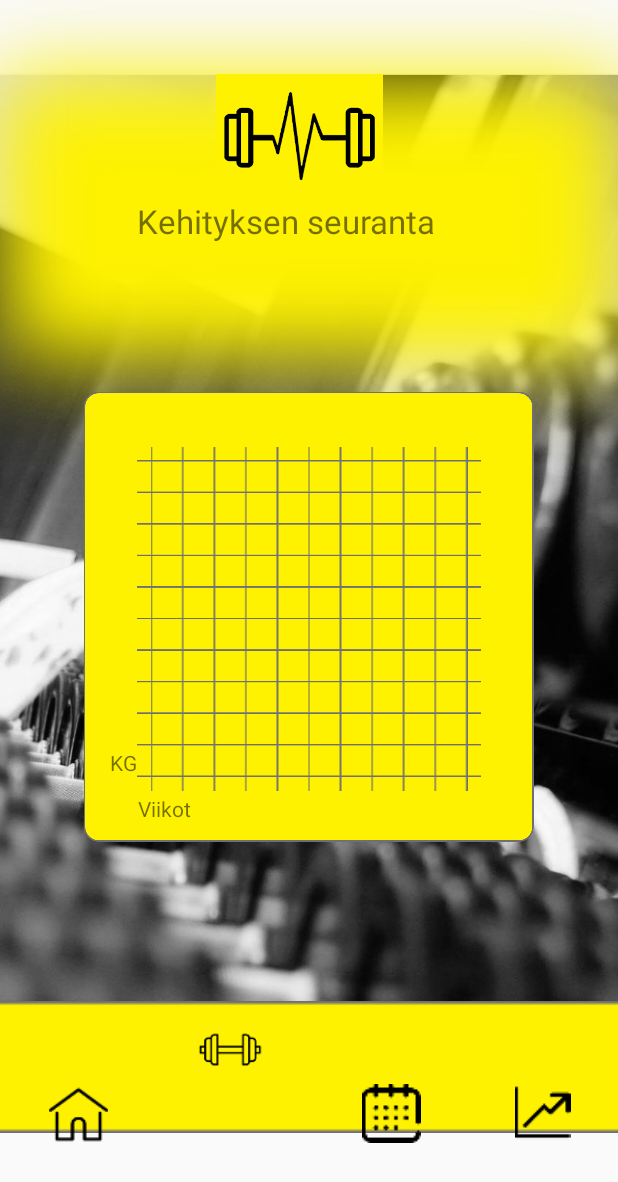
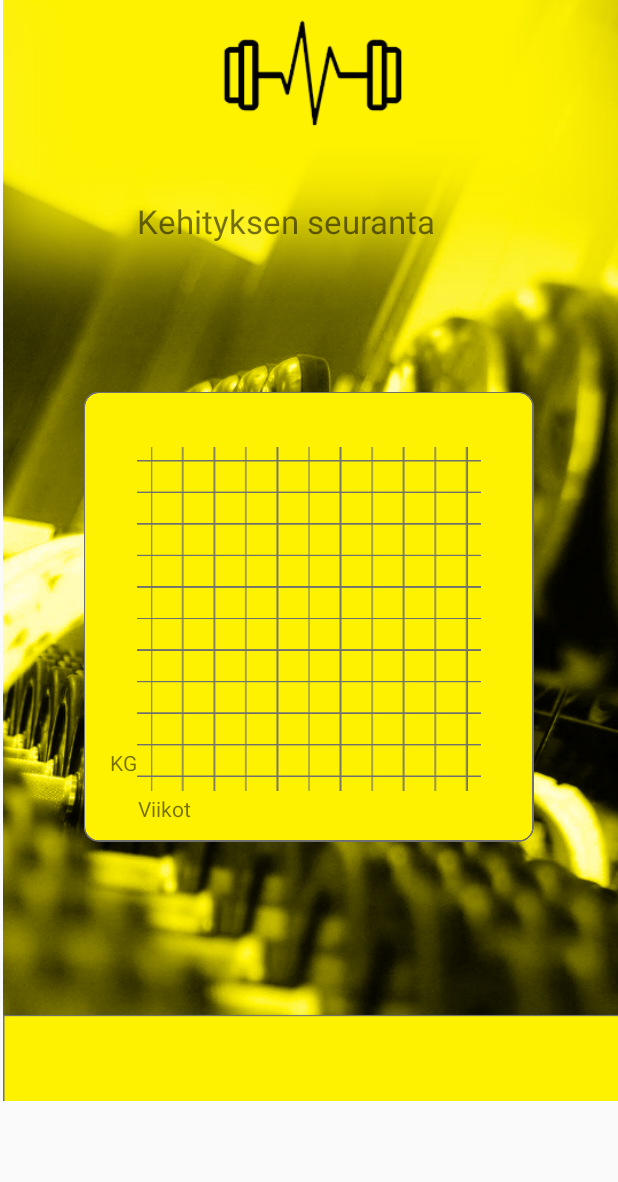
Before and after one commit to pessiraunio/USSA-1.0.2, an Android app: the layout kraafi.xml on its own in the app's theme, with its tools: preview values and no code run, on a phone screen of 412 x 824 dp. Shown: the top 1182 px of the screen. Run offline under Robolectric (Android 15) with nearby library versions, the phone set to English and light mode, and no system bars.

Commit message:
Sivun tekemistä

```diff
--- a/app/src/main/res/layout/kraafi.xml
+++ b/app/src/main/res/layout/kraafi.xml
@@ -6,41 +6,15 @@
     android:layout_width="match_parent"
     android:layout_height="match_parent">
 
-    <ImageView
-        android:id="@+id/imageView"
-        android:layout_width="1018dp"
-        android:layout_height="1677dp"
-        app:layout_constraintBottom_toBottomOf="parent"
-        app:layout_constraintEnd_toEndOf="parent"
-        app:layout_constraintStart_toStartOf="parent"
-        app:layout_constraintTop_toTopOf="parent"
-        app:layout_constraintVertical_bias="0.532"
-        app:srcCompat="@drawable/tausta_mv" />
+
 
     <ImageView
-        android:id="@+id/imageView2"
-        android:layout_width="594dp"
-        android:layout_height="501dp"
-
-        android:layout_marginBottom="428dp"
-        app:layout_constraintBottom_toBottomOf="parent"
-        app:layout_constraintEnd_toEndOf="parent"
-        app:layout_constraintStart_toStartOf="parent"
-        app:srcCompat="@drawable/rectangle" />
-
-    <ImageView
-        android:id="@+id/imageView3"
-        android:layout_width="171dp"
-        android:layout_height="83dp"
-        android:layout_marginStart="120dp"
-        android:layout_marginTop="4dp"
-        android:layout_marginEnd="133dp"
-        android:layout_marginBottom="646dp"
-        app:layout_constraintBottom_toBottomOf="parent"
-        app:layout_constraintEnd_toEndOf="parent"
-        app:layout_constraintStart_toStartOf="parent"
-        app:layout_constraintTop_toTopOf="parent"
-        app:srcCompat="@drawable/biglogo" />
+        android:id="@+id/imageView14"
+        android:layout_width="417dp"
+        android:layout_height="734dp"
+        app:srcCompat="@drawable/layout"
+        tools:layout_editor_absoluteX="-4dp"
+        tools:layout_editor_absoluteY="2dp" />
 
     <TextView
         android:id="@+id/textView"
@@ -56,78 +30,6 @@
         app:layout_constraintEnd_toEndOf="parent"
         app:layout_constraintStart_toStartOf="parent"
         app:layout_constraintTop_toTopOf="parent" />
-
-    <ImageView
-        android:id="@+id/imageView4"
-        android:layout_width="614dp"
-        android:layout_height="112dp"
-        android:layout_marginTop="655dp"
-        app:layout_constraintBottom_toBottomOf="parent"
-        app:layout_constraintEnd_toEndOf="parent"
-        app:layout_constraintStart_toStartOf="parent"
-        app:layout_constraintTop_toTopOf="parent"
-        app:layout_constraintVertical_bias="0.0"
-        app:srcCompat="@drawable/yellowtoolbar" />
-
-    <ImageView
-        android:id="@+id/imageView5"
-        android:layout_width="50dp"
-        android:layout_height="39dp"
-        android:layout_marginStart="33dp"
-        android:layout_marginTop="678dp"
-        android:layout_marginEnd="341dp"
-        android:layout_marginBottom="16dp"
-        app:layout_constraintBottom_toBottomOf="parent"
-        app:layout_constraintEnd_toEndOf="parent"
-        app:layout_constraintStart_toStartOf="parent"
-        app:layout_constraintTop_toTopOf="parent"
-        app:srcCompat="@drawable/home" />
-
-    <ImageView
-        android:id="@+id/imageView6"
-        android:layout_width="67dp"
-        android:layout_height="44dp"
-        android:layout_marginStart="120dp"
-        android:layout_marginTop="678dp"
-        android:layout_marginEnd="237dp"
-
-        android:layout_marginBottom="6dp"
-        app:layout_constraintBottom_toBottomOf="parent"
-        app:layout_constraintEnd_toEndOf="parent"
-        app:layout_constraintHorizontal_bias="0.0"
-        app:layout_constraintStart_toStartOf="parent"
-        app:layout_constraintTop_toTopOf="parent"
-        app:layout_constraintVertical_bias="0.0"
-        app:srcCompat="@drawable/barbell" />
-
-    <ImageView
-        android:id="@+id/imageView7"
-        android:layout_width="50dp"
-        android:layout_height="39dp"
-        android:layout_marginStart="242dp"
-        android:layout_marginTop="677dp"
-        android:layout_marginEnd="132dp"
-        android:layout_marginBottom="17dp"
-        app:layout_constraintBottom_toBottomOf="parent"
-        app:layout_constraintEnd_toEndOf="parent"
-        app:layout_constraintStart_toStartOf="parent"
-        app:layout_constraintTop_toTopOf="parent"
-        app:srcCompat="@drawable/calendaricon" />
-
-    <ImageView
-        android:id="@+id/imageView8"
-        android:layout_width="47dp"
-        android:layout_height="37dp"
-        android:layout_marginStart="344dp"
-        android:layout_marginTop="678dp"
-        android:layout_marginEnd="33dp"
-        android:layout_marginBottom="18dp"
-        app:layout_constraintBottom_toBottomOf="parent"
-        app:layout_constraintEnd_toEndOf="parent"
-        app:layout_constraintStart_toStartOf="parent"
-        app:layout_constraintTop_toTopOf="parent"
-        app:srcCompat="@drawable/linechart" />
-
 
 
     <ImageView
@@ -200,4 +102,6 @@
         app:layout_constraintEnd_toEndOf="parent"
         app:layout_constraintStart_toStartOf="parent"
         app:layout_constraintTop_toTopOf="parent" />
+
+
 </androidx.constraintlayout.widget.ConstraintLayout>
```
